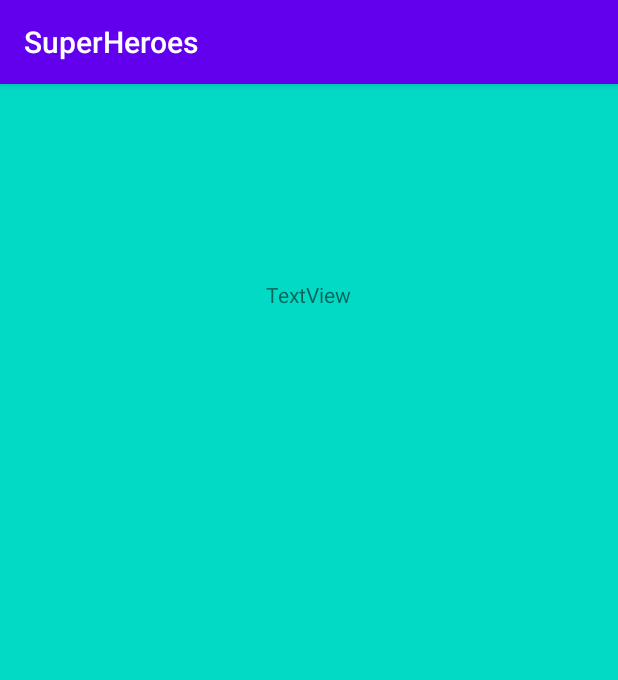
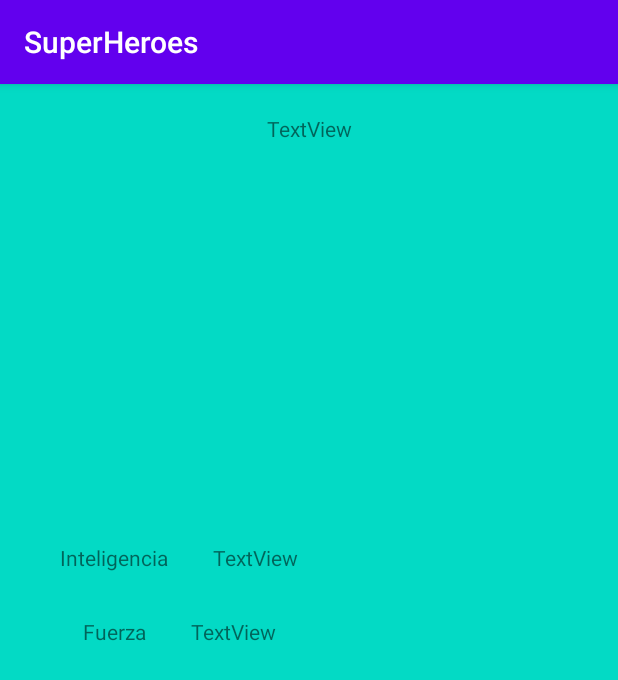
Before and after one commit to AlejandroPerezGarcia/PruebaKotlin, an Android app: the fragment HeroeDetailFragment placed in its activity, on a phone screen of 412 x 824 dp. Shown: the top 680 px of the screen. Run offline under Robolectric (Android 15) with nearby library versions, the phone set to English and light mode, and no system bars; our stand-ins replace Picasso, Room's generated code; pictures from the network do not load.

Commit message:
Funcionado fragment,sin implementacion de pantalla detalle (no alcance por el tiempo )

```diff
--- a/app/src/main/res/layout/fragment_heroe_detail.xml
+++ b/app/src/main/res/layout/fragment_heroe_detail.xml
@@ -11,13 +11,9 @@
         android:id="@+id/imageView"
         android:layout_width="wrap_content"
         android:layout_height="wrap_content"
-        android:layout_marginStart="143dp"
-        android:layout_marginTop="45dp"
-        android:layout_marginEnd="140dp"
-        android:layout_marginBottom="448dp"
-        app:layout_constraintBottom_toBottomOf="parent"
-        app:layout_constraintEnd_toEndOf="parent"
-        app:layout_constraintStart_toStartOf="parent"
+        android:layout_marginTop="30dp"
+        app:layout_constraintEnd_toEndOf="@+id/textView2"
+        app:layout_constraintStart_toStartOf="@+id/textView2"
         app:layout_constraintTop_toBottomOf="@+id/textView2"
         tools:src="@tools:sample/avatars" />
 
@@ -25,13 +21,51 @@
         android:id="@+id/textView2"
         android:layout_width="wrap_content"
         android:layout_height="wrap_content"
-        android:layout_marginStart="176dp"
-        android:layout_marginTop="91dp"
-        android:layout_marginEnd="177dp"
-        android:layout_marginBottom="45dp"
+        android:layout_marginTop="20dp"
         android:text="TextView"
-        app:layout_constraintBottom_toTopOf="@+id/imageView"
         app:layout_constraintEnd_toEndOf="parent"
         app:layout_constraintStart_toStartOf="parent"
         app:layout_constraintTop_toTopOf="parent" />
+
+    <TextView
+        android:id="@+id/textView"
+        android:layout_width="wrap_content"
+        android:layout_height="wrap_content"
+        android:layout_marginStart="40dp"
+        android:layout_marginTop="50dp"
+        android:text="Inteligencia"
+        app:layout_constraintBottom_toBottomOf="parent"
+        app:layout_constraintStart_toStartOf="parent"
+        app:layout_constraintTop_toTopOf="parent"
+        app:layout_constraintVertical_bias="0.366" />
+
+    <TextView
+        android:id="@+id/textView3"
+        android:layout_width="wrap_content"
+        android:layout_height="wrap_content"
+        android:layout_marginStart="30dp"
+        android:text="TextView"
+        app:layout_constraintBottom_toBottomOf="@+id/textView"
+        app:layout_constraintStart_toEndOf="@+id/textView"
+        app:layout_constraintTop_toTopOf="@+id/textView" />
+
+    <TextView
+        android:id="@+id/textView4"
+        android:layout_width="wrap_content"
+        android:layout_height="wrap_content"
+        android:layout_marginTop="30dp"
+        android:text="Fuerza"
+        app:layout_constraintEnd_toEndOf="@+id/textView"
+        app:layout_constraintStart_toStartOf="@+id/textView"
+        app:layout_constraintTop_toBottomOf="@+id/textView" />
+
+    <TextView
+        android:id="@+id/textView5"
+        android:layout_width="wrap_content"
+        android:layout_height="wrap_content"
+        android:layout_marginStart="30dp"
+        android:text="TextView"
+        app:layout_constraintBottom_toBottomOf="@+id/textView4"
+        app:layout_constraintStart_toEndOf="@+id/textView4"
+        app:layout_constraintTop_toTopOf="@+id/textView4" />
 </androidx.constraintlayout.widget.ConstraintLayout>
```
